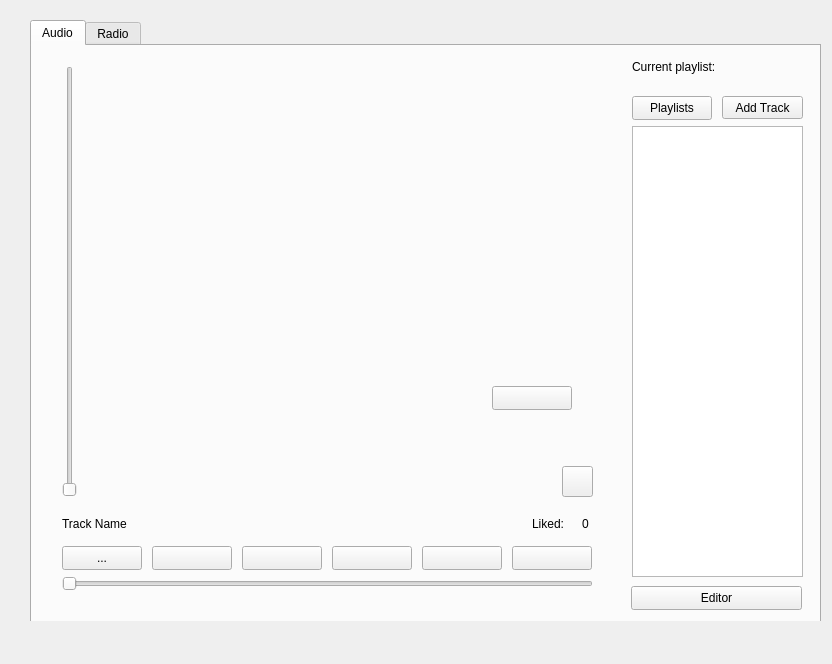
First picture: the form in widget.ui, repository monarxy/MusicPlayer, before the edit.
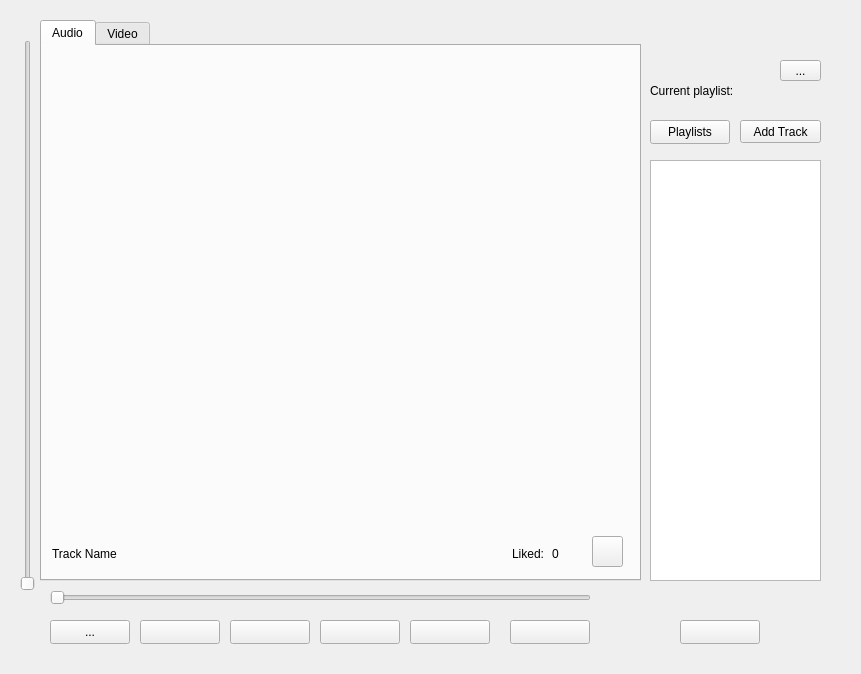
Second picture: the form after the edit. The open tabs and pages were chosen to show the change. Icons and pictures are not drawn.

Commit message: video improvements, interface fixes, more interfaces and other stuff

```diff
--- a/widget.ui
+++ b/widget.ui
@@ -6,8 +6,8 @@
    <rect>
     <x>0</x>
     <y>0</y>
-    <width>832</width>
-    <height>664</height>
+    <width>861</width>
+    <height>674</height>
    </rect>
   </property>
   <property name="windowTitle">
@@ -26,10 +26,10 @@
     <widget class="QTabWidget" name="tabWidget">
      <property name="geometry">
       <rect>
-       <x>10</x>
+       <x>20</x>
        <y>0</y>
-       <width>791</width>
-       <height>641</height>
+       <width>601</width>
+       <height>561</height>
       </rect>
      </property>
      <property name="currentIndex">
@@ -45,24 +45,11 @@
       <attribute name="title">
        <string>Audio</string>
       </attribute>
-      <widget class="QSlider" name="verticalSlider">
-       <property name="geometry">
-        <rect>
-         <x>30</x>
-         <y>20</y>
-         <width>16</width>
-         <height>431</height>
-        </rect>
-       </property>
-       <property name="orientation">
-        <enum>Qt::Vertical</enum>
-       </property>
-      </widget>
       <widget class="QLabel" name="label">
        <property name="geometry">
         <rect>
-         <x>30</x>
-         <y>470</y>
+         <x>10</x>
+         <y>500</y>
          <width>191</width>
          <height>16</height>
         </rect>
@@ -74,8 +61,8 @@
       <widget class="QToolButton" name="likeButton">
        <property name="geometry">
         <rect>
-         <x>530</x>
-         <y>420</y>
+         <x>550</x>
+         <y>490</y>
          <width>31</width>
          <height>31</height>
         </rect>
@@ -88,25 +75,140 @@
          <normaloff>../../Downloads/free-icon-thumb-up-like-13578170.png</normaloff>../../Downloads/free-icon-thumb-up-like-13578170.png</iconset>
        </property>
       </widget>
-      <widget class="QPushButton" name="pushButton">
+      <widget class="QLabel" name="album_name_label">
        <property name="geometry">
         <rect>
-         <x>600</x>
-         <y>50</y>
+         <x>700</x>
+         <y>10</y>
+         <width>81</width>
+         <height>16</height>
+        </rect>
+       </property>
+       <property name="text">
+        <string/>
+       </property>
+      </widget>
+      <widget class="QLabel" name="label_2">
+       <property name="geometry">
+        <rect>
+         <x>510</x>
+         <y>500</y>
+         <width>31</width>
+         <height>16</height>
+        </rect>
+       </property>
+       <property name="text">
+        <string>0</string>
+       </property>
+      </widget>
+      <widget class="QLabel" name="label_3">
+       <property name="geometry">
+        <rect>
+         <x>470</x>
+         <y>500</y>
+         <width>49</width>
+         <height>16</height>
+        </rect>
+       </property>
+       <property name="text">
+        <string>Liked:</string>
+       </property>
+      </widget>
+     </widget>
+     <widget class="QWidget" name="tab_2">
+      <attribute name="title">
+       <string>Video</string>
+      </attribute>
+      <widget class="QPushButton" name="btn_play_15">
+       <property name="geometry">
+        <rect>
+         <x>10</x>
+         <y>500</y>
          <width>80</width>
          <height>24</height>
         </rect>
        </property>
        <property name="text">
-        <string>Playlists</string>
+        <string>...</string>
+       </property>
+      </widget>
+      <widget class="QLabel" name="label_9">
+       <property name="geometry">
+        <rect>
+         <x>470</x>
+         <y>500</y>
+         <width>49</width>
+         <height>16</height>
+        </rect>
+       </property>
+       <property name="text">
+        <string>Liked:</string>
+       </property>
+      </widget>
+      <widget class="QToolButton" name="likeButton_3">
+       <property name="geometry">
+        <rect>
+         <x>560</x>
+         <y>490</y>
+         <width>31</width>
+         <height>31</height>
+        </rect>
+       </property>
+       <property name="text">
+        <string/>
+       </property>
+       <property name="icon">
+        <iconset>
+         <normaloff>../../Downloads/free-icon-thumb-up-like-13578170.png</normaloff>../../Downloads/free-icon-thumb-up-like-13578170.png</iconset>
+       </property>
+      </widget>
+      <widget class="QLabel" name="label_8">
+       <property name="geometry">
+        <rect>
+         <x>510</x>
+         <y>500</y>
+         <width>31</width>
+         <height>16</height>
+        </rect>
+       </property>
+       <property name="text">
+        <string>0</string>
+       </property>
+      </widget>
+      <widget class="QGroupBox" name="groupBox">
+       <property name="geometry">
+        <rect>
+         <x>10</x>
+         <y>10</y>
+         <width>571</width>
+         <height>471</height>
+        </rect>
+       </property>
+       <property name="title">
+        <string/>
+       </property>
+      </widget>
+     </widget>
+    </widget>
+    <widget class="QSlider" name="verticalSlider">
+     <property name="geometry">
+      <rect>
+       <x>0</x>
+       <y>20</y>
+       <width>16</width>
+       <height>551</height>
+      </rect>
+     </property>
+     <property name="orientation">
+      <enum>Qt::Vertical</enum>
        </property>
       </widget>
       <widget class="QSlider" name="horizontalSlider">
        <property name="geometry">
         <rect>
          <x>30</x>
-         <y>530</y>
-         <width>531</width>
+       <y>570</y>
+       <width>541</width>
          <height>16</height>
         </rect>
        </property>
@@ -114,11 +216,88 @@
         <enum>Qt::Horizontal</enum>
        </property>
       </widget>
+    <widget class="QTableView" name="playlistView">
+     <property name="geometry">
+      <rect>
+       <x>630</x>
+       <y>140</y>
+       <width>171</width>
+       <height>421</height>
+      </rect>
+     </property>
+    </widget>
+    <widget class="QPushButton" name="pushButton">
+     <property name="geometry">
+      <rect>
+       <x>630</x>
+       <y>100</y>
+       <width>80</width>
+       <height>24</height>
+      </rect>
+     </property>
+     <property name="text">
+      <string>Playlists</string>
+     </property>
+    </widget>
+    <widget class="QToolButton" name="btn_">
+     <property name="geometry">
+      <rect>
+       <x>720</x>
+       <y>100</y>
+       <width>81</width>
+       <height>23</height>
+      </rect>
+     </property>
+     <property name="text">
+      <string>Add Track</string>
+     </property>
+    </widget>
+    <widget class="QLabel" name="album_label">
+     <property name="geometry">
+      <rect>
+       <x>630</x>
+       <y>60</y>
+       <width>91</width>
+       <height>21</height>
+      </rect>
+     </property>
+     <property name="text">
+      <string>Current playlist:</string>
+     </property>
+    </widget>
+    <widget class="QToolButton" name="toolButton">
+     <property name="geometry">
+      <rect>
+       <x>760</x>
+       <y>40</y>
+       <width>41</width>
+       <height>21</height>
+      </rect>
+     </property>
+     <property name="text">
+      <string>...</string>
+     </property>
+    </widget>
+   </widget>
+  </widget>
+  <widget class="QPushButton" name="btn_play_6">
+   <property name="geometry">
+    <rect>
+     <x>50</x>
+     <y>620</y>
+     <width>80</width>
+     <height>24</height>
+    </rect>
+   </property>
+   <property name="text">
+    <string>...</string>
+   </property>
+  </widget>
       <widget class="QPushButton" name="btn_play_4">
        <property name="geometry">
         <rect>
-         <x>120</x>
-         <y>500</y>
+     <x>140</x>
+     <y>620</y>
          <width>80</width>
          <height>24</height>
         </rect>
@@ -137,64 +316,11 @@
         </size>
        </property>
       </widget>
-      <widget class="QPushButton" name="btn_play_5">
-       <property name="geometry">
-        <rect>
-         <x>390</x>
-         <y>500</y>
-         <width>80</width>
-         <height>24</height>
-        </rect>
-       </property>
-       <property name="text">
-        <string/>
-       </property>
-       <property name="icon">
-        <iconset>
-         <normaloff>../../Downloads/free-icon-music-player-5733742.png</normaloff>../../Downloads/free-icon-music-player-5733742.png</iconset>
-       </property>
-       <property name="iconSize">
-        <size>
-         <width>19</width>
-         <height>19</height>
-        </size>
-       </property>
-      </widget>
-      <widget class="QPushButton" name="btn_play_6">
-       <property name="geometry">
-        <rect>
-         <x>30</x>
-         <y>500</y>
-         <width>80</width>
-         <height>24</height>
-        </rect>
-       </property>
-       <property name="text">
-        <string>...</string>
-       </property>
-      </widget>
-      <widget class="QPushButton" name="btn_play_7">
-       <property name="geometry">
-        <rect>
-         <x>480</x>
-         <y>500</y>
-         <width>80</width>
-         <height>24</height>
-        </rect>
-       </property>
-       <property name="text">
-        <string/>
-       </property>
-       <property name="icon">
-        <iconset>
-         <normaloff>../../Downloads/free-icon-black-square-1601.png</normaloff>../../Downloads/free-icon-black-square-1601.png</iconset>
-       </property>
-      </widget>
       <widget class="QPushButton" name="btn_play">
        <property name="geometry">
         <rect>
-         <x>210</x>
-         <y>500</y>
+     <x>230</x>
+     <y>620</y>
          <width>80</width>
          <height>24</height>
         </rect>
@@ -210,8 +336,8 @@
       <widget class="QPushButton" name="btn_play_3">
        <property name="geometry">
         <rect>
-         <x>300</x>
-         <y>500</y>
+     <x>320</x>
+     <y>620</y>
          <width>80</width>
          <height>24</height>
         </rect>
@@ -230,49 +356,36 @@
         </size>
        </property>
       </widget>
-      <widget class="QToolButton" name="btn_">
+  <widget class="QPushButton" name="btn_play_5">
        <property name="geometry">
         <rect>
-         <x>690</x>
-         <y>50</y>
-         <width>81</width>
-         <height>23</height>
+     <x>410</x>
+     <y>620</y>
+     <width>80</width>
+     <height>24</height>
         </rect>
        </property>
        <property name="text">
-        <string>Add Track</string>
-       </property>
-      </widget>
-      <widget class="QTableView" name="playlistView">
-       <property name="geometry">
-        <rect>
-         <x>600</x>
-         <y>80</y>
-         <width>171</width>
-         <height>451</height>
-        </rect>
-       </property>
-      </widget>
-      <widget class="QLabel" name="album_label">
-       <property name="geometry">
-        <rect>
-         <x>600</x>
-         <y>10</y>
-         <width>91</width>
-         <height>21</height>
-        </rect>
-       </property>
-       <property name="text">
-        <string>Current playlist:</string>
-       </property>
-      </widget>
-      <widget class="QLabel" name="album_name_label">
+    <string/>
+   </property>
+   <property name="icon">
+    <iconset>
+     <normaloff>../../Downloads/free-icon-music-player-5733742.png</normaloff>../../Downloads/free-icon-music-player-5733742.png</iconset>
+   </property>
+   <property name="iconSize">
+    <size>
+     <width>19</width>
+     <height>19</height>
+    </size>
+   </property>
+  </widget>
+  <widget class="QPushButton" name="btn_play_7">
        <property name="geometry">
         <rect>
-         <x>700</x>
-         <y>10</y>
-         <width>81</width>
-         <height>16</height>
+     <x>510</x>
+     <y>620</y>
+     <width>80</width>
+     <height>24</height>
         </rect>
        </property>
        <property name="text">
@@ -282,8 +395,8 @@
       <widget class="QPushButton" name="pushButton_2">
        <property name="geometry">
         <rect>
-         <x>460</x>
-         <y>340</y>
+     <x>680</x>
+     <y>620</y>
          <width>80</width>
          <height>24</height>
         </rect>
@@ -294,67 +407,6 @@
        <property name="icon">
         <iconset theme="accessories-character-map"/>
        </property>
-      </widget>
-      <widget class="QPushButton" name="editorButton">
-       <property name="geometry">
-        <rect>
-         <x>599</x>
-         <y>540</y>
-         <width>171</width>
-         <height>24</height>
-        </rect>
-       </property>
-       <property name="text">
-        <string>Editor</string>
-       </property>
-      </widget>
-      <widget class="QLabel" name="label_2">
-       <property name="geometry">
-        <rect>
-         <x>550</x>
-         <y>470</y>
-         <width>31</width>
-         <height>16</height>
-        </rect>
-       </property>
-       <property name="text">
-        <string>0</string>
-       </property>
-      </widget>
-      <widget class="QLabel" name="label_3">
-       <property name="geometry">
-        <rect>
-         <x>500</x>
-         <y>470</y>
-         <width>49</width>
-         <height>16</height>
-        </rect>
-       </property>
-       <property name="text">
-        <string>Liked:</string>
-       </property>
-      </widget>
-     </widget>
-     <widget class="QWidget" name="tab_2">
-      <attribute name="title">
-       <string>Radio</string>
-      </attribute>
-      <widget class="QToolButton" name="toolButton">
-       <property name="geometry">
-        <rect>
-         <x>40</x>
-         <y>70</y>
-         <width>81</width>
-         <height>71</height>
-        </rect>
-       </property>
-       <property name="text">
-        <string>...</string>
-       </property>
-      </widget>
-     </widget>
-    </widget>
-   </widget>
   </widget>
  </widget>
  <resources/>
```
Left out of the diff: 6 changed lines with no effect on the pictures. Lines whose indentation alone changed are shown as unchanged. The commit also changes 38 other files.
